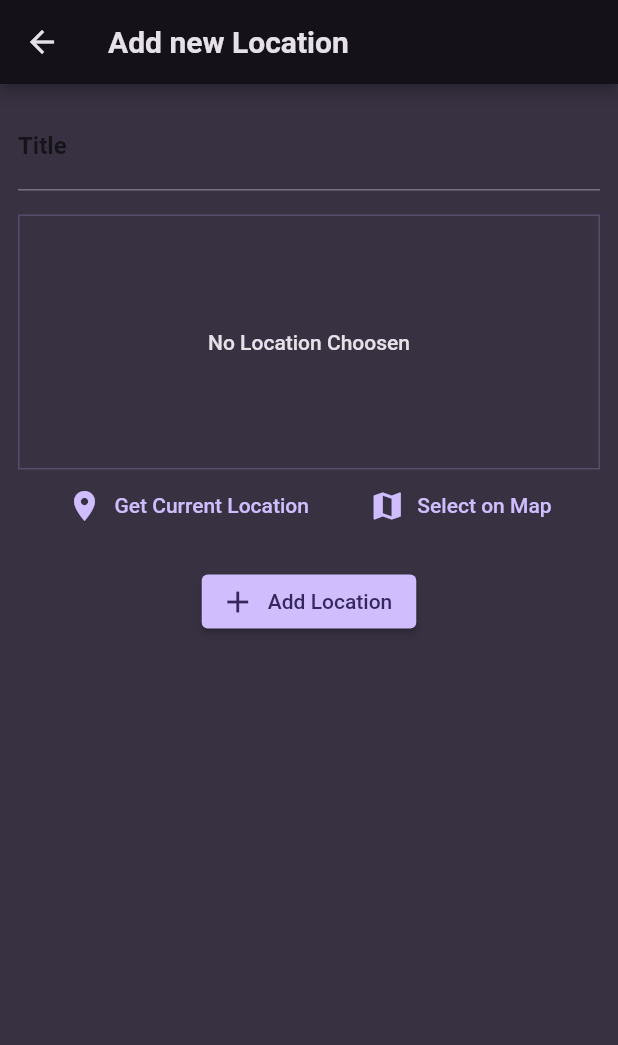
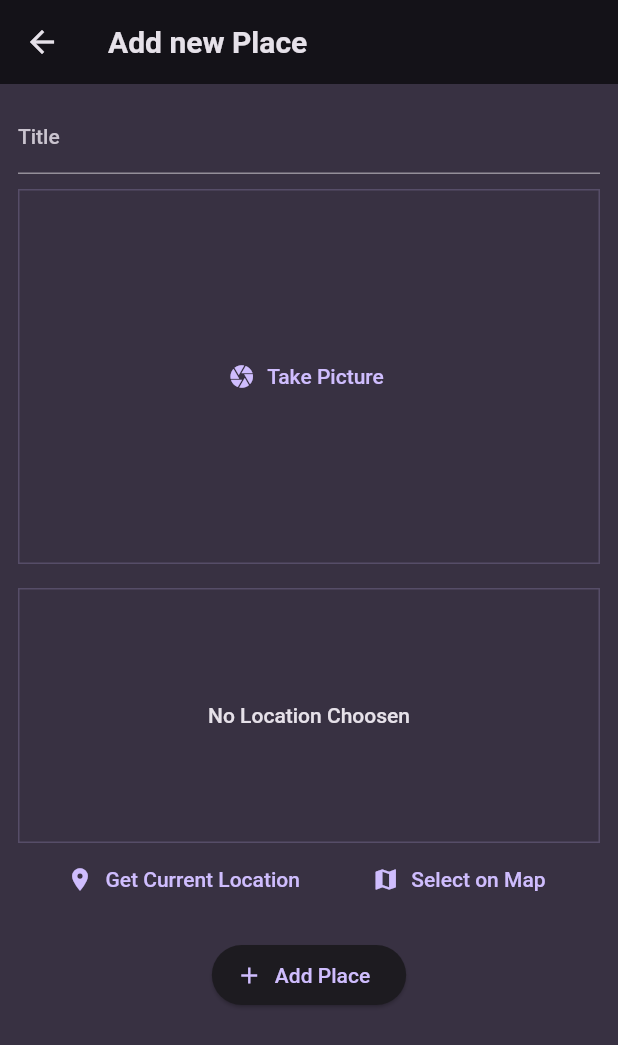
Before and after one commit to uncr-optimus/favorite_places, a Flutter app: the PlacesScreens screen opened directly, after a tap on the "add" icon, on a phone screen of 412 x 824 dp. Shown: the top 1045 px of the screen. Run offline on Flutter 3.47's test engine with Material 2 defaults, Android fonts, the phone set to English and light mode, and no system bars; our stand-ins replace flutter_riverpod, google_fonts, google_maps_flutter, image_picker, location and 1 more; missing offline and left inert: dart:ffi; accounts and stored records are empty; network calls fail.

Commit message:
Revert "first push"
This reverts commit daa2221b672aac02d3cbd6b4982933664afb8881.

```diff
--- a/lib/models/place.dart
+++ b/lib/models/place.dart
@@ -17,12 +17,13 @@
 class Place {
   Place({
     required this.title,
-
+    required this.image,
     required this.location,
     String? id,
   }) : id = id ?? uuid.v4();
 
   final String id;
   final String title;
+  final File image;
   final PlaceLocation location;
 }
--- a/lib/providers/user_places.dart
+++ b/lib/providers/user_places.dart
@@ -1,5 +1,5 @@
 import 'dart:io';
-import 'package:assignment_map/models/place.dart';
+import 'package:favorite_places/models/place.dart';
 import 'package:flutter_riverpod/flutter_riverpod.dart';
 import 'package:path_provider/path_provider.dart' as syspaths;
 import 'package:path/path.dart' as path;
@@ -9,57 +9,56 @@
 class UserPlacesNotifier extends StateNotifier<List<Place>> {
   UserPlacesNotifier() : super(const []);
 
-  Future<Database> _getDatabase() async {
-    //1
+  Future<Database> _getDatabase() async {           //1
     final dbPath = await sql.getDatabasesPath();
     final db = await sql.openDatabase(
       path.join(dbPath, 'places.db'),
       onCreate: (db, version) {
         return db.execute(
-            'CREATE TABLE user_places(id TEXT PRIMARY KEY, title TEXT, lat REAL, lng REAL, address TEXT)');
+            'CREATE TABLE user_places(id TEXT PRIMARY KEY, title TEXT, image TEXT, lat REAL, lng REAL, address TEXT)');
       },
       version: 1,
     );
     return db;
   }
 
-  Future<void> loadPlaces() async {
-    //2
+  Future<void> loadPlaces() async {                          //2
     final db = await _getDatabase();
     final data = await db.query('user_places');
-    final places = data
-        .map(
+    final places = data.map(
       (Row) => Place(
-            id: Row['id'] as String,
+        id : Row['id'] as String,
         title: Row['title'] as String,
-            // image: File(Row['image'] as String),
+        image: File(Row['image'] as String),
         location: PlaceLocation(
           latitude: Row['lat'] as double,
           longitude: Row['lng'] as double,
           address: Row['address'] as String,
         ),
       ),
-        )
-        .toList();
+    ).toList();
     state = places;
   }
 
-  void addPlace(String title, PlaceLocation location) async {
-    final appDir = await syspaths.getApplicationDocumentsDirectory(); //3
+  void addPlace(String title, File image, PlaceLocation location) async {
+    final appDir = await syspaths.getApplicationDocumentsDirectory();       //3
+    final fileName = path.basename(image.path);
+    final copiedImage = await image.copy('${appDir.path}/$fileName');       //3
 
-    final newPlace = Place(title: title, location: location); //initially
+    final newPlace =
+        Place(title: title, image: copiedImage, location: location);     //initially
 
-    final db = await _getDatabase(); //4
+    final db = await _getDatabase();              //4
     db.insert('user_places', {
       'id': newPlace.id,
       'title': newPlace.title,
-      // 'image': newPlace.image.path,
+      'image': newPlace.image.path,
       'lat': newPlace.location.latitude,
       'lng': newPlace.location.longitude,
       'address': newPlace.location.address,
-    }); //4
+    });                                           //4
 
-    state = [newPlace, ...state]; //initially
+    state = [newPlace, ...state];     //initially
   }
 }
 
--- a/lib/screens/add_place.dart
+++ b/lib/screens/add_place.dart
@@ -1,10 +1,10 @@
 import 'dart:io';
-import 'package:assignment_map/models/place.dart';
-import 'package:assignment_map/widgets/image_input.dart';
-import 'package:assignment_map/widgets/location_input.dart';
+import 'package:favorite_places/models/place.dart';
+import 'package:favorite_places/widgets/image_input.dart';
+import 'package:favorite_places/widgets/location_input.dart';
 import 'package:flutter/material.dart';
 import 'package:flutter_riverpod/flutter_riverpod.dart';
-import 'package:assignment_map/providers/user_places.dart';
+import 'package:favorite_places/providers/user_places.dart';
 
 class AddPlaceScreen extends ConsumerStatefulWidget {
   const AddPlaceScreen({super.key});
@@ -16,7 +16,7 @@
 }
 
 class _AddPlaceScreenState extends ConsumerState<AddPlaceScreen> {
-  // File? _selectedImage;
+  File? _selectedImage;
 
   final _titleController = TextEditingController();
   PlaceLocation? _selectedLocation;
@@ -24,13 +24,13 @@
   void _savePlace() {
     final enteredTitle = _titleController.text;
 
-    if (enteredTitle.isEmpty || _selectedLocation == null) {
+    if (enteredTitle.isEmpty || _selectedImage == null || _selectedLocation == null) {
       return;
     }
 
     ref
         .read(userPlacesProvider.notifier)
-        .addPlace(enteredTitle, _selectedLocation!);
+        .addPlace(enteredTitle, _selectedImage!, _selectedLocation!);
     Navigator.of(context).pop();
   }
 
@@ -44,7 +44,7 @@
   Widget build(BuildContext context) {
     return Scaffold(
       appBar: AppBar(
-        title: const Text('Add new Location'),
+        title: const Text('Add new Place'),
       ),
       body: SingleChildScrollView(
         padding: const EdgeInsets.all(12),
@@ -58,6 +58,12 @@
               ),
             ),
             const SizedBox(
+              height: 10,
+            ),
+            ImageInput(onPickedImage: (image) {
+              _selectedImage = image;
+            }),
+            const SizedBox(
               height: 16,
             ),
             LocationInput(
@@ -69,7 +75,7 @@
             ElevatedButton.icon(
               onPressed: _savePlace,
               icon: const Icon(Icons.add),
-              label: const Text('Add Location'),
+              label: const Text('Add Place'),
             ),
           ],
         ),
--- a/lib/screens/map.dart
+++ b/lib/screens/map.dart
@@ -1,4 +1,4 @@
-import 'package:assignment_map/models/place.dart';
+import 'package:favorite_places/models/place.dart';
 import 'package:flutter/material.dart';
 import 'package:google_maps_flutter/google_maps_flutter.dart';
 
@@ -33,7 +33,7 @@
         actions: [
           if (widget.isSelecting)
             IconButton(
-              icon: const Icon(Icons.save),
+              icon: Icon(Icons.save),
               onPressed: () {
                 Navigator.of(context).pop(_pickedLocation);
               },
@@ -56,7 +56,7 @@
             ? {}
             : {
                 Marker(
-                  markerId: const MarkerId('m1'),
+                  markerId: MarkerId('m1'),
                   position: _pickedLocation ??
                       LatLng(
                           widget.location.latitude, widget.location.longitude),
--- a/lib/screens/places.dart
+++ b/lib/screens/places.dart
@@ -1,7 +1,7 @@
-import 'package:assignment_map/screens/add_place.dart';
-import 'package:assignment_map/widgets/places_list.dart';
+import 'package:favorite_places/screens/add_place.dart';
+import 'package:favorite_places/widgets/places_list.dart';
 import 'package:flutter/material.dart';
-import 'package:assignment_map/providers/user_places.dart';
+import 'package:favorite_places/providers/user_places.dart';
 import 'package:flutter_riverpod/flutter_riverpod.dart';
 
 class PlacesScreens extends ConsumerStatefulWidget {
@@ -30,13 +30,13 @@
     final userPlaces = ref.watch(userPlacesProvider);
     return Scaffold(
       appBar: AppBar(
-        title: const Text('Locations List'),
+        title: Text('Your Places'),
         actions: [
           IconButton(
             onPressed: () {
               Navigator.of(context).push(
                 MaterialPageRoute(
-                  builder: (context) => const AddPlaceScreen(),
+                  builder: (context) => AddPlaceScreen(),
                 ),
               );
             },
@@ -45,7 +45,7 @@
         ],
       ),
       body: Padding(
-        padding: const EdgeInsets.all(8.0),
+        padding: EdgeInsets.all(8.0),
         child: FutureBuilder(
           future: _placesFuture,
           builder: (context, snapshot) =>
--- a/lib/widgets/image_input.dart
+++ b/lib/widgets/image_input.dart
@@ -35,8 +35,8 @@
   Widget build(BuildContext context) {
     Widget content = TextButton.icon(
       onPressed: _takePicture,
-      icon: const Icon(Icons.camera),
-      label: const Text('Take Picture'),
+      icon: Icon(Icons.camera),
+      label: Text('Take Picture'),
     );
     if (_selectedImage != null) {
       content = GestureDetector(
--- a/lib/widgets/location_input.dart
+++ b/lib/widgets/location_input.dart
@@ -1,6 +1,9 @@
-import 'package:assignment_map/models/place.dart';
-import 'package:assignment_map/screens/map.dart';
+import 'dart:ffi';
+
+import 'package:favorite_places/models/place.dart';
+import 'package:favorite_places/screens/map.dart';
 import 'package:flutter/material.dart';
+import 'package:flutter/widgets.dart';
 import 'package:google_maps_flutter/google_maps_flutter.dart';
 import 'package:location/location.dart';
 import 'package:http/http.dart' as http;
@@ -29,12 +32,12 @@
     }
     final lat = _pickedLocation!.latitude;
     final lng = _pickedLocation!.longitude;
-    return 'https://maps.googleapis.com/maps/api/staticmap?center$lat,$lng=&zoom=16&size=600x300&maptype=roadmap&markers=color:red%7Clabel:AS%7C$lat,$lng&key=xyz';
+    return 'https://maps.googleapis.com/maps/api/staticmap?center$lat,$lng=&zoom=16&size=600x300&maptype=roadmap&markers=color:red%7Clabel:AS%7C$lat,$lng&key=AIzaSyC_EMfcVXMp7s_tAZgsQVG9yIiWM-_615E';
   }
 
   void _savePlace(double latitude, double longitude) async {
     final url = Uri.parse(
-        'https://maps.googleapis.com/maps/api/geocode/json?latlng=$latitude,$longitude&key=xyz');
+        'https://maps.googleapis.com/maps/api/geocode/json?latlng=$latitude,$longitude&key=AIzaSyCEMfcVXMp7stAZgsQVG9yIiWM-615E');
     final response =
         await http.get(url); //get method is used for send request to http
     final resData = json.decode(response.body);
@@ -96,7 +99,7 @@
   void _SelectOnMap() async {
     final pickedLocation = await Navigator.of(context).push<LatLng>(
       MaterialPageRoute(
-        builder: (context) => const MapScreen(),
+        builder: (context) => MapScreen(),
       ),
     );
 
@@ -130,7 +133,7 @@
     }
 
     if (_isGettingLocation) {
-      previewContent = const CircularProgressIndicator();
+      previewContent = CircularProgressIndicator();
     }
 
     return Column(
@@ -152,15 +155,15 @@
           children: [
             TextButton.icon(
               onPressed: _getCurrentLocation,
-              icon: const Icon(Icons.location_on),
-              label: const Text('Get Current Location'),
+              icon: Icon(Icons.location_on),
+              label: Text('Get Current Location'),
             ),
             TextButton.icon(
               onPressed: () {
                 _SelectOnMap();
               },
-              icon: const Icon(Icons.map),
-              label: const Text('Select on Map'),
+              icon: Icon(Icons.map),
+              label: Text('Select on Map'),
             ),
           ],
         )
--- a/lib/widgets/places_list.dart
+++ b/lib/widgets/places_list.dart
@@ -1,6 +1,5 @@
-import 'package:assignment_map/models/place.dart';
-import 'package:assignment_map/screens/map.dart';
-import 'package:assignment_map/screens/place_detail.dart';
+import 'package:favorite_places/models/place.dart';
+import 'package:favorite_places/screens/place_detail.dart';
 import 'package:flutter/material.dart';
 
 class PlacesList extends StatelessWidget {
@@ -23,7 +22,10 @@
     return ListView.builder(
       itemCount: places.length,
       itemBuilder: (context, index) => ListTile(
-
+        leading: CircleAvatar(
+          radius: 16,
+          backgroundImage: FileImage(places[index].image),
+        ),
         title: Text(
           places[index].title,
           style: Theme.of(context).textTheme.titleMedium!.copyWith(
@@ -39,10 +41,7 @@
         onTap: () {
           Navigator.of(context).push(
             MaterialPageRoute(
-              builder: (context) => MapScreen(
-                location: places[index].location,
-                isSelecting: false,
-              ),
+              builder: (context) => PlaceDetailScreen(place: places[index]),
             ),
           );
         },
--- a/pubspec.yaml
+++ b/pubspec.yaml
@@ -1,4 +1,4 @@
-name: assignment_map
+name: favorite_places
 description: A new Flutter project.
 # The following line prevents the package from being accidentally published to
 # pub.dev using `flutter pub publish`. This is preferred for private packages.
```
Also changed, not shown: analysis_options.yaml (deleted, +0 -29 lines), lib/main.dart (+5 -3 lines), lib/screens/place_detail.dart (+11 -5 lines), pubspec.lock, 125 other files. Lines whose indentation alone changed are shown as unchanged.
